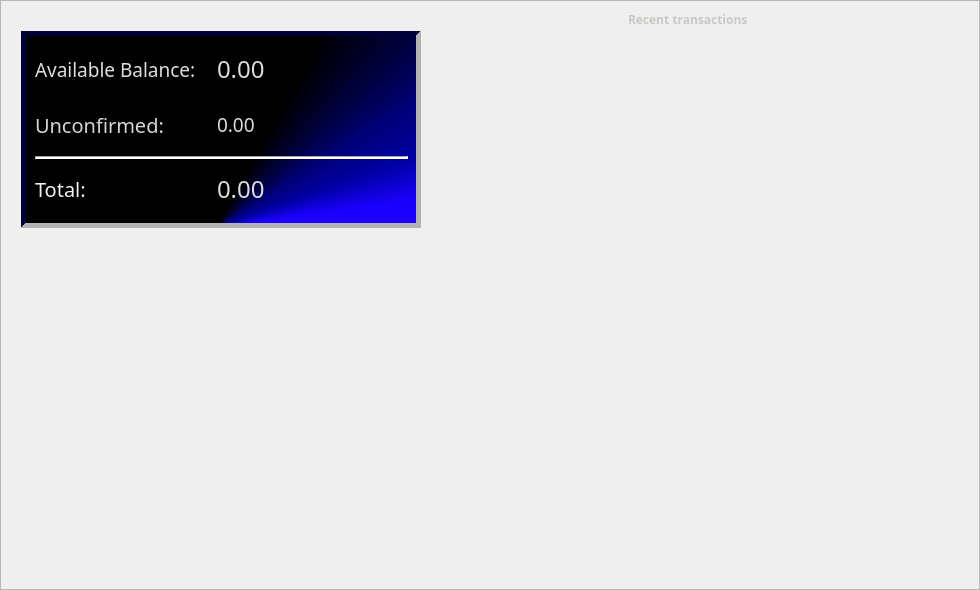
aejontargaryen/FanGoldWallet, file src/gui/ui/overviewframe.ui: the form before one commit.
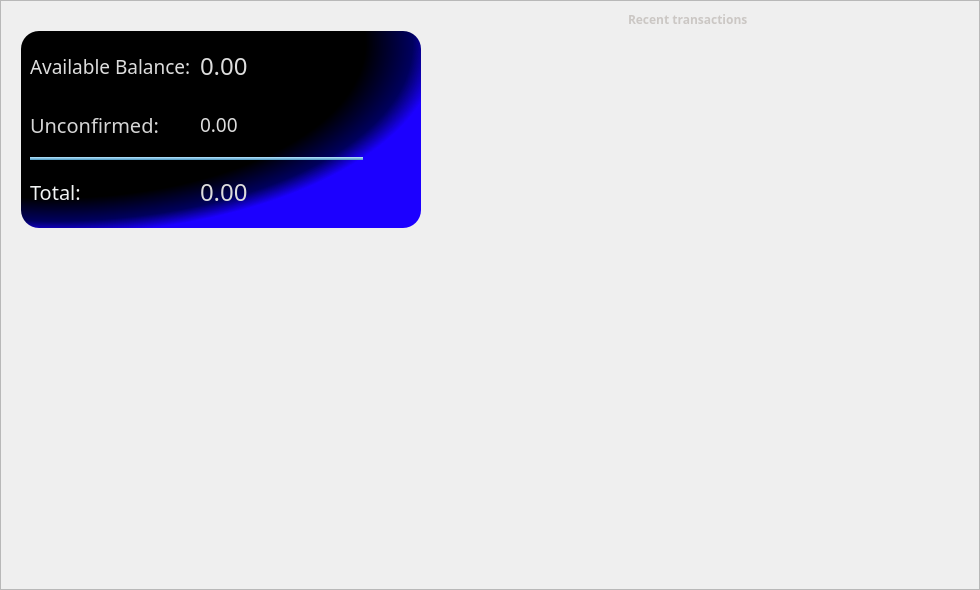
The form after the commit.

```diff
--- a/src/gui/ui/overviewframe.ui
+++ b/src/gui/ui/overviewframe.ui
@@ -337,43 +337,36 @@
          </brush>
         </colorrole>
         <colorrole role="Button">
-         <brush brushstyle="ConicalGradientPattern">
-          <gradient centralx="0.490000000000000" centraly="1.000000000000000" angle="340.100000000000023" type="ConicalGradient" spread="PadSpread" coordinatemode="ObjectBoundingMode">
-           <gradientstop position="0.100000000000000">
+         <brush brushstyle="RadialGradientPattern">
+          <gradient centralx="0.085000000000000" centraly="0.070000000000000" focalx="0.020000000000000" focaly="0.021772700000000" radius="0.960000000000000" type="RadialGradient" spread="PadSpread" coordinatemode="ObjectBoundingMode">
+           <gradientstop position="0.750000000000000">
+            <color alpha="255">
+             <red>0</red>
+             <green>0</green>
+             <blue>0</blue>
+            </color>
+           </gradientstop>
+           <gradientstop position="0.820000000000000">
+            <color alpha="255">
+             <red>0</red>
+             <green>0</green>
+             <blue>0</blue>
+            </color>
+           </gradientstop>
+           <gradientstop position="0.935000000000000">
+            <color alpha="255">
+             <red>0</red>
+             <green>0</green>
+             <blue>94</blue>
+            </color>
+           </gradientstop>
+           <gradientstop position="1.000000000000000">
             <color alpha="255">
              <red>28</red>
              <green>0</green>
              <blue>255</blue>
             </color>
            </gradientstop>
-           <gradientstop position="0.155000000000000">
-            <color alpha="255">
-             <red>0</red>
-             <green>0</green>
-             <blue>165</blue>
-            </color>
-           </gradientstop>
-           <gradientstop position="0.200000000000000">
-            <color alpha="255">
-             <red>0</red>
-             <green>0</green>
-             <blue>121</blue>
-            </color>
-           </gradientstop>
-           <gradientstop position="0.265000000000000">
-            <color alpha="255">
-             <red>0</red>
-             <green>0</green>
-             <blue>0</blue>
-            </color>
-           </gradientstop>
-           <gradientstop position="1.000000000000000">
-            <color alpha="255">
-             <red>0</red>
-             <green>0</green>
-             <blue>0</blue>
-            </color>
-           </gradientstop>
           </gradient>
          </brush>
         </colorrole>
@@ -432,84 +425,70 @@
          </brush>
         </colorrole>
         <colorrole role="Base">
-         <brush brushstyle="ConicalGradientPattern">
-          <gradient centralx="0.490000000000000" centraly="1.000000000000000" angle="340.100000000000023" type="ConicalGradient" spread="PadSpread" coordinatemode="ObjectBoundingMode">
-           <gradientstop position="0.100000000000000">
+         <brush brushstyle="RadialGradientPattern">
+          <gradient centralx="0.085000000000000" centraly="0.070000000000000" focalx="0.020000000000000" focaly="0.021772700000000" radius="0.960000000000000" type="RadialGradient" spread="PadSpread" coordinatemode="ObjectBoundingMode">
+           <gradientstop position="0.750000000000000">
+            <color alpha="255">
+             <red>0</red>
+             <green>0</green>
+             <blue>0</blue>
+            </color>
+           </gradientstop>
+           <gradientstop position="0.820000000000000">
+            <color alpha="255">
+             <red>0</red>
+             <green>0</green>
+             <blue>0</blue>
+            </color>
+           </gradientstop>
+           <gradientstop position="0.935000000000000">
+            <color alpha="255">
+             <red>0</red>
+             <green>0</green>
+             <blue>94</blue>
+            </color>
+           </gradientstop>
+           <gradientstop position="1.000000000000000">
             <color alpha="255">
              <red>28</red>
              <green>0</green>
              <blue>255</blue>
             </color>
            </gradientstop>
-           <gradientstop position="0.155000000000000">
-            <color alpha="255">
-             <red>0</red>
-             <green>0</green>
-             <blue>165</blue>
-            </color>
-           </gradientstop>
-           <gradientstop position="0.200000000000000">
-            <color alpha="255">
-             <red>0</red>
-             <green>0</green>
-             <blue>121</blue>
-            </color>
-           </gradientstop>
-           <gradientstop position="0.265000000000000">
-            <color alpha="255">
-             <red>0</red>
-             <green>0</green>
-             <blue>0</blue>
-            </color>
-           </gradientstop>
-           <gradientstop position="1.000000000000000">
-            <color alpha="255">
-             <red>0</red>
-             <green>0</green>
-             <blue>0</blue>
-            </color>
-           </gradientstop>
           </gradient>
          </brush>
         </colorrole>
         <colorrole role="Window">
-         <brush brushstyle="ConicalGradientPattern">
-          <gradient centralx="0.490000000000000" centraly="1.000000000000000" angle="340.100000000000023" type="ConicalGradient" spread="PadSpread" coordinatemode="ObjectBoundingMode">
-           <gradientstop position="0.100000000000000">
+         <brush brushstyle="RadialGradientPattern">
+          <gradient centralx="0.085000000000000" centraly="0.070000000000000" focalx="0.020000000000000" focaly="0.021772700000000" radius="0.960000000000000" type="RadialGradient" spread="PadSpread" coordinatemode="ObjectBoundingMode">
+           <gradientstop position="0.750000000000000">
+            <color alpha="255">
+             <red>0</red>
+             <green>0</green>
+             <blue>0</blue>
+            </color>
+           </gradientstop>
+           <gradientstop position="0.820000000000000">
+            <color alpha="255">
+             <red>0</red>
+             <green>0</green>
+             <blue>0</blue>
+            </color>
+           </gradientstop>
+           <gradientstop position="0.935000000000000">
+            <color alpha="255">
+             <red>0</red>
+             <green>0</green>
+             <blue>94</blue>
+            </color>
+           </gradientstop>
+           <gradientstop position="1.000000000000000">
             <color alpha="255">
              <red>28</red>
              <green>0</green>
              <blue>255</blue>
             </color>
            </gradientstop>
-           <gradientstop position="0.155000000000000">
-            <color alpha="255">
-             <red>0</red>
-             <green>0</green>
-             <blue>165</blue>
-            </color>
-           </gradientstop>
-           <gradientstop position="0.200000000000000">
-            <color alpha="255">
-             <red>0</red>
-             <green>0</green>
-             <blue>121</blue>
-            </color>
-           </gradientstop>
-           <gradientstop position="0.265000000000000">
-            <color alpha="255">
-             <red>0</red>
-             <green>0</green>
-             <blue>0</blue>
-            </color>
-           </gradientstop>
-           <gradientstop position="1.000000000000000">
-            <color alpha="255">
-             <red>0</red>
-             <green>0</green>
-             <blue>0</blue>
-            </color>
-           </gradientstop>
           </gradient>
          </brush>
         </colorrole>
@@ -534,43 +513,36 @@
          </brush>
         </colorrole>
         <colorrole role="Button">
-         <brush brushstyle="ConicalGradientPattern">
-          <gradient centralx="0.490000000000000" centraly="1.000000000000000" angle="340.100000000000023" type="ConicalGradient" spread="PadSpread" coordinatemode="ObjectBoundingMode">
-           <gradientstop position="0.100000000000000">
+         <brush brushstyle="RadialGradientPattern">
+          <gradient centralx="0.085000000000000" centraly="0.070000000000000" focalx="0.020000000000000" focaly="0.021772700000000" radius="0.960000000000000" type="RadialGradient" spread="PadSpread" coordinatemode="ObjectBoundingMode">
+           <gradientstop position="0.750000000000000">
+            <color alpha="255">
+             <red>0</red>
+             <green>0</green>
+             <blue>0</blue>
+            </color>
+           </gradientstop>
+           <gradientstop position="0.820000000000000">
+            <color alpha="255">
+             <red>0</red>
+             <green>0</green>
+             <blue>0</blue>
+            </color>
+           </gradientstop>
+           <gradientstop position="0.935000000000000">
+            <color alpha="255">
+             <red>0</red>
+             <green>0</green>
+             <blue>94</blue>
+            </color>
+           </gradientstop>
+           <gradientstop position="1.000000000000000">
             <color alpha="255">
              <red>28</red>
              <green>0</green>
              <blue>255</blue>
             </color>
            </gradientstop>
-           <gradientstop position="0.155000000000000">
-            <color alpha="255">
-             <red>0</red>
-             <green>0</green>
-             <blue>165</blue>
-            </color>
-           </gradientstop>
-           <gradientstop position="0.200000000000000">
-            <color alpha="255">
-             <red>0</red>
-             <green>0</green>
-             <blue>121</blue>
-            </color>
-           </gradientstop>
-           <gradientstop position="0.265000000000000">
-            <color alpha="255">
-             <red>0</red>
-             <green>0</green>
-             <blue>0</blue>
-            </color>
-           </gradientstop>
-           <gradientstop position="1.000000000000000">
-            <color alpha="255">
-             <red>0</red>
-             <green>0</green>
-             <blue>0</blue>
-            </color>
-           </gradientstop>
           </gradient>
          </brush>
         </colorrole>
@@ -629,84 +601,70 @@
          </brush>
         </colorrole>
         <colorrole role="Base">
-         <brush brushstyle="ConicalGradientPattern">
-          <gradient centralx="0.490000000000000" centraly="1.000000000000000" angle="340.100000000000023" type="ConicalGradient" spread="PadSpread" coordinatemode="ObjectBoundingMode">
-           <gradientstop position="0.100000000000000">
+         <brush brushstyle="RadialGradientPattern">
+          <gradient centralx="0.085000000000000" centraly="0.070000000000000" focalx="0.020000000000000" focaly="0.021772700000000" radius="0.960000000000000" type="RadialGradient" spread="PadSpread" coordinatemode="ObjectBoundingMode">
+           <gradientstop position="0.750000000000000">
+            <color alpha="255">
+             <red>0</red>
+             <green>0</green>
+             <blue>0</blue>
+            </color>
+           </gradientstop>
+           <gradientstop position="0.820000000000000">
+            <color alpha="255">
+             <red>0</red>
+             <green>0</green>
+             <blue>0</blue>
+            </color>
+           </gradientstop>
+           <gradientstop position="0.935000000000000">
+            <color alpha="255">
+             <red>0</red>
+             <green>0</green>
+             <blue>94</blue>
+            </color>
+           </gradientstop>
+           <gradientstop position="1.000000000000000">
             <color alpha="255">
              <red>28</red>
              <green>0</green>
              <blue>255</blue>
             </color>
            </gradientstop>
-           <gradientstop position="0.155000000000000">
-            <color alpha="255">
-             <red>0</red>
-             <green>0</green>
-             <blue>165</blue>
-            </color>
-           </gradientstop>
-           <gradientstop position="0.200000000000000">
-            <color alpha="255">
-             <red>0</red>
-             <green>0</green>
-             <blue>121</blue>
-            </color>
-           </gradientstop>
-           <gradientstop position="0.265000000000000">
-            <color alpha="255">
-             <red>0</red>
-             <green>0</green>
-             <blue>0</blue>
-            </color>
-           </gradientstop>
-           <gradientstop position="1.000000000000000">
-            <color alpha="255">
-             <red>0</red>
-             <green>0</green>
-             <blue>0</blue>
-            </color>
-           </gradientstop>
           </gradient>
          </brush>
         </colorrole>
         <colorrole role="Window">
-         <brush brushstyle="ConicalGradientPattern">
-          <gradient centralx="0.490000000000000" centraly="1.000000000000000" angle="340.100000000000023" type="ConicalGradient" spread="PadSpread" coordinatemode="ObjectBoundingMode">
-           <gradientstop position="0.100000000000000">
+         <brush brushstyle="RadialGradientPattern">
+          <gradient centralx="0.085000000000000" centraly="0.070000000000000" focalx="0.020000000000000" focaly="0.021772700000000" radius="0.960000000000000" type="RadialGradient" spread="PadSpread" coordinatemode="ObjectBoundingMode">
+           <gradientstop position="0.750000000000000">
+            <color alpha="255">
+             <red>0</red>
+             <green>0</green>
+             <blue>0</blue>
+            </color>
+           </gradientstop>
+           <gradientstop position="0.820000000000000">
+            <color alpha="255">
+             <red>0</red>
+             <green>0</green>
+             <blue>0</blue>
+            </color>
+           </gradientstop>
+           <gradientstop position="0.935000000000000">
+            <color alpha="255">
+             <red>0</red>
+             <green>0</green>
+             <blue>94</blue>
+            </color>
+           </gradientstop>
+           <gradientstop position="1.000000000000000">
             <color alpha="255">
              <red>28</red>
              <green>0</green>
              <blue>255</blue>
             </color>
            </gradientstop>
-           <gradientstop position="0.155000000000000">
-            <color alpha="255">
-             <red>0</red>
-             <green>0</green>
-             <blue>165</blue>
-            </color>
-           </gradientstop>
-           <gradientstop position="0.200000000000000">
-            <color alpha="255">
-             <red>0</red>
-             <green>0</green>
-             <blue>121</blue>
-            </color>
-           </gradientstop>
-           <gradientstop position="0.265000000000000">
-            <color alpha="255">
-             <red>0</red>
-             <green>0</green>
-             <blue>0</blue>
-            </color>
-           </gradientstop>
-           <gradientstop position="1.000000000000000">
-            <color alpha="255">
-             <red>0</red>
-             <green>0</green>
-             <blue>0</blue>
-            </color>
-           </gradientstop>
           </gradient>
          </brush>
         </colorrole>
@@ -731,43 +689,36 @@
          </brush>
         </colorrole>
         <colorrole role="Button">
-         <brush brushstyle="ConicalGradientPattern">
-          <gradient centralx="0.490000000000000" centraly="1.000000000000000" angle="340.100000000000023" type="ConicalGradient" spread="PadSpread" coordinatemode="ObjectBoundingMode">
-           <gradientstop position="0.100000000000000">
+         <brush brushstyle="RadialGradientPattern">
+          <gradient centralx="0.085000000000000" centraly="0.070000000000000" focalx="0.020000000000000" focaly="0.021772700000000" radius="0.960000000000000" type="RadialGradient" spread="PadSpread" coordinatemode="ObjectBoundingMode">
+           <gradientstop position="0.750000000000000">
+            <color alpha="255">
+             <red>0</red>
+             <green>0</green>
+             <blue>0</blue>
+            </color>
+           </gradientstop>
+           <gradientstop position="0.820000000000000">
+            <color alpha="255">
+             <red>0</red>
+             <green>0</green>
+             <blue>0</blue>
+            </color>
+           </gradientstop>
+           <gradientstop position="0.935000000000000">
+            <color alpha="255">
+             <red>0</red>
+             <green>0</green>
+             <blue>94</blue>
+            </color>
+           </gradientstop>
+           <gradientstop position="1.000000000000000">
             <color alpha="255">
              <red>28</red>
              <green>0</green>
              <blue>255</blue>
             </color>
            </gradientstop>
-           <gradientstop position="0.155000000000000">
-            <color alpha="255">
-             <red>0</red>
-             <green>0</green>
-             <blue>165</blue>
-            </color>
-           </gradientstop>
-           <gradientstop position="0.200000000000000">
-            <color alpha="255">
-             <red>0</red>
-             <green>0</green>
-             <blue>121</blue>
-            </color>
-           </gradientstop>
-           <gradientstop position="0.265000000000000">
-            <color alpha="255">
-             <red>0</red>
-             <green>0</green>
-             <blue>0</blue>
-            </color>
-           </gradientstop>
-           <gradientstop position="1.000000000000000">
-            <color alpha="255">
-             <red>0</red>
-             <green>0</green>
-             <blue>0</blue>
-            </color>
-           </gradientstop>
           </gradient>
          </brush>
         </colorrole>
@@ -826,84 +777,70 @@
          </brush>
         </colorrole>
         <colorrole role="Base">
-         <brush brushstyle="ConicalGradientPattern">
-          <gradient centralx="0.490000000000000" centraly="1.000000000000000" angle="340.100000000000023" type="ConicalGradient" spread="PadSpread" coordinatemode="ObjectBoundingMode">
-           <gradientstop position="0.100000000000000">
+         <brush brushstyle="RadialGradientPattern">
+          <gradient centralx="0.085000000000000" centraly="0.070000000000000" focalx="0.020000000000000" focaly="0.021772700000000" radius="0.960000000000000" type="RadialGradient" spread="PadSpread" coordinatemode="ObjectBoundingMode">
+           <gradientstop position="0.750000000000000">
+            <color alpha="255">
+             <red>0</red>
+             <green>0</green>
+             <blue>0</blue>
+            </color>
+           </gradientstop>
+           <gradientstop position="0.820000000000000">
+            <color alpha="255">
+             <red>0</red>
+             <green>0</green>
+             <blue>0</blue>
+            </color>
+           </gradientstop>
+           <gradientstop position="0.935000000000000">
+            <color alpha="255">
+             <red>0</red>
+             <green>0</green>
+             <blue>94</blue>
+            </color>
+           </gradientstop>
+           <gradientstop position="1.000000000000000">
             <color alpha="255">
              <red>28</red>
              <green>0</green>
              <blue>255</blue>
             </color>
            </gradientstop>
-           <gradientstop position="0.155000000000000">
-            <color alpha="255">
-             <red>0</red>
-             <green>0</green>
-             <blue>165</blue>
-            </color>
-           </gradientstop>
-           <gradientstop position="0.200000000000000">
-            <color alpha="255">
-             <red>0</red>
-             <green>0</green>
-             <blue>121</blue>
-            </color>
-           </gradientstop>
-           <gradientstop position="0.265000000000000">
-            <color alpha="255">
-             <red>0</red>
-             <green>0</green>
-             <blue>0</blue>
-            </color>
-           </gradientstop>
-           <gradientstop position="1.000000000000000">
-            <color alpha="255">
-             <red>0</red>
-             <green>0</green>
-             <blue>0</blue>
-            </color>
-           </gradientstop>
           </gradient>
          </brush>
         </colorrole>
         <colorrole role="Window">
-         <brush brushstyle="ConicalGradientPattern">
-          <gradient centralx="0.490000000000000" centraly="1.000000000000000" angle="340.100000000000023" type="ConicalGradient" spread="PadSpread" coordinatemode="ObjectBoundingMode">
-           <gradientstop position="0.100000000000000">
+         <brush brushstyle="RadialGradientPattern">
+          <gradient centralx="0.085000000000000" centraly="0.070000000000000" focalx="0.020000000000000" focaly="0.021772700000000" radius="0.960000000000000" type="RadialGradient" spread="PadSpread" coordinatemode="ObjectBoundingMode">
+           <gradientstop position="0.750000000000000">
+            <color alpha="255">
+             <red>0</red>
+             <green>0</green>
+             <blue>0</blue>
+            </color>
+           </gradientstop>
+           <gradientstop position="0.820000000000000">
+            <color alpha="255">
+             <red>0</red>
+             <green>0</green>
+             <blue>0</blue>
+            </color>
+           </gradientstop>
+           <gradientstop position="0.935000000000000">
+            <color alpha="255">
+             <red>0</red>
+             <green>0</green>
+             <blue>94</blue>
+            </color>
+           </gradientstop>
+           <gradientstop position="1.000000000000000">
             <color alpha="255">
              <red>28</red>
              <green>0</green>
              <blue>255</blue>
             </color>
            </gradientstop>
-           <gradientstop position="0.155000000000000">
-            <color alpha="255">
-             <red>0</red>
-             <green>0</green>
-             <blue>165</blue>
-            </color>
-           </gradientstop>
-           <gradientstop position="0.200000000000000">
-            <color alpha="255">
-             <red>0</red>
-             <green>0</green>
-             <blue>121</blue>
-            </color>
-           </gradientstop>
-           <gradientstop position="0.265000000000000">
-            <color alpha="255">
-             <red>0</red>
-             <green>0</green>
-             <blue>0</blue>
-            </color>
-           </gradientstop>
-           <gradientstop position="1.000000000000000">
-            <color alpha="255">
-             <red>0</red>
-             <green>0</green>
-             <blue>0</blue>
-            </color>
-           </gradientstop>
           </gradient>
          </brush>
         </colorrole>
@@ -933,16 +870,19 @@
      </property>
      <property name="styleSheet">
       <string notr="true">font-color: rgb(212, 208, 206);
-background-color: qconicalgradient(cx:0.49, cy:1, angle:340.1, stop:0.1 rgba(28, 0, 255, 255), stop:0.155 rgba(0, 0, 165, 255), stop:0.2 rgba(0, 0, 121, 255), stop:0.265 rgba(0, 0, 0, 255), stop:1 rgba(0, 0, 0, 255));</string>
+border-color: qradialgradient(spread:repeat, cx:0.5, cy:0.665, radius:0.00861476, fx:0.495, fy:0.670273, stop:0.55 rgba(0, 0, 0, 255), stop:0.76 rgba(28, 0, 255, 255), stop:1 rgba(0, 0, 0, 255));
+border-radius: 18px;
+background-color: qconicalgradient(cx:0.50, cy:1, angle:360, stop:0 rgba(28, 0, 255, 255), stop:0.08 rgba(0, 0, 165, 255), stop:0.15 rgba(0, 0, 86, 255), stop:0.175 rgba(0, 0, 58, 255), stop:0.205 rgba(0, 0, 17, 255), stop:0.33 rgba(0, 0, 0, 255), stop:1 rgba(0, 0, 0, 255));
+background-color: qradialgradient(spread:pad, cx:0.085, cy:0.07, radius:0.96, fx:0.02, fy:0.0217727, stop:0.75 rgba(0, 0, 0, 255), stop:0.82 rgba(0, 0, 0, 255), stop:0.935 rgba(0, 0, 94, 255), stop:1 rgba(28, 0, 255, 255));</string>
      </property>
      <property name="frameShape">
-      <enum>QFrame::Panel</enum>
+      <enum>QFrame::Box</enum>
      </property>
      <property name="frameShadow">
-      <enum>QFrame::Raised</enum>
+      <enum>QFrame::Sunken</enum>
      </property>
      <property name="lineWidth">
-      <number>5</number>
+      <number>6</number>
      </property>
      <property name="midLineWidth">
       <number>0</number>
@@ -1459,19 +1399,30 @@
        <widget class="Line" name="line">
         <property name="minimumSize">
          <size>
-          <width>373</width>
+          <width>333</width>
           <height>0</height>
          </size>
         </property>
+        <property name="font">
+         <font>
+          <weight>50</weight>
+          <bold>false</bold>
+          <kerning>false</kerning>
+         </font>
+        </property>
+        <property name="layoutDirection">
+         <enum>Qt::LeftToRight</enum>
+        </property>
         <property name="styleSheet">
          <string notr="true">color: qradialgradient(spread:pad, cx:0.5, cy:0.5, radius:0.5, fx:0.5, fy:0.5, stop:0.25 rgba(0, 115, 197, 255), stop:0.63 rgba(61, 169, 255, 255), stop:0.685 rgba(85, 182, 255, 255), stop:0.785 rgba(142, 208, 255, 255), stop:0.875 rgba(202, 233, 255, 255), stop:0.965 rgba(240, 249, 255, 255), stop:1 rgba(255, 255, 255, 255));
-background-color: qradialgradient(spread:pad, cx:0.5, cy:0.5, radius:0.5, fx:0.5, fy:0.5, stop:0.25 rgba(0, 115, 197, 255), stop:0.63 rgba(61, 169, 255, 255), stop:0.685 rgba(85, 182, 255, 255), stop:0.785 rgba(142, 208, 255, 255), stop:0.875 rgba(202, 233, 255, 255), stop:0.965 rgba(240, 249, 255, 255), stop:1 rgba(255, 255, 255, 255));</string>
+background-color:qlineargradient(spread:pad, x1:0.5, y1:1, x2:0.51, y2:0, stop:0 rgba(77, 152, 193, 255), stop:1 rgba(184, 230, 255, 255));
+border-radius: 8px;</string>
         </property>
         <property name="frameShadow">
-         <enum>QFrame::Sunken</enum>
+         <enum>QFrame::Plain</enum>
         </property>
         <property name="lineWidth">
-         <number>2</number>
+         <number>1</number>
         </property>
         <property name="midLineWidth">
          <number>0</number>
```
Left out of the diff: 7 changed lines with no effect on the pictures.
